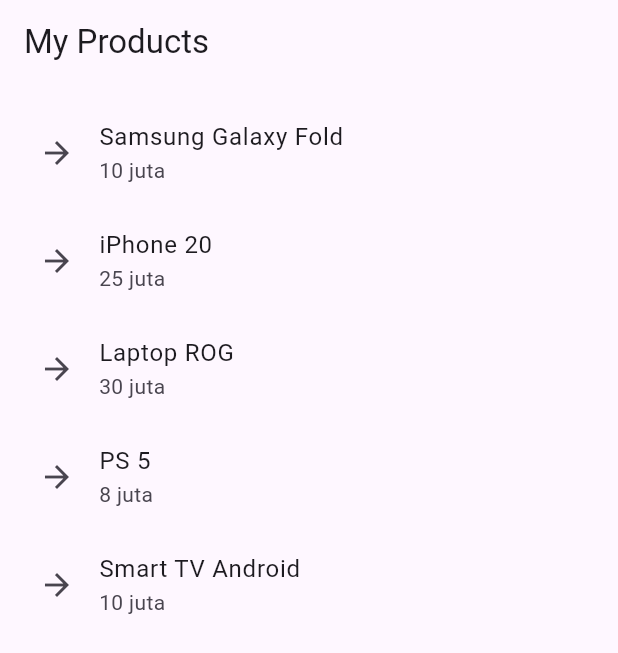
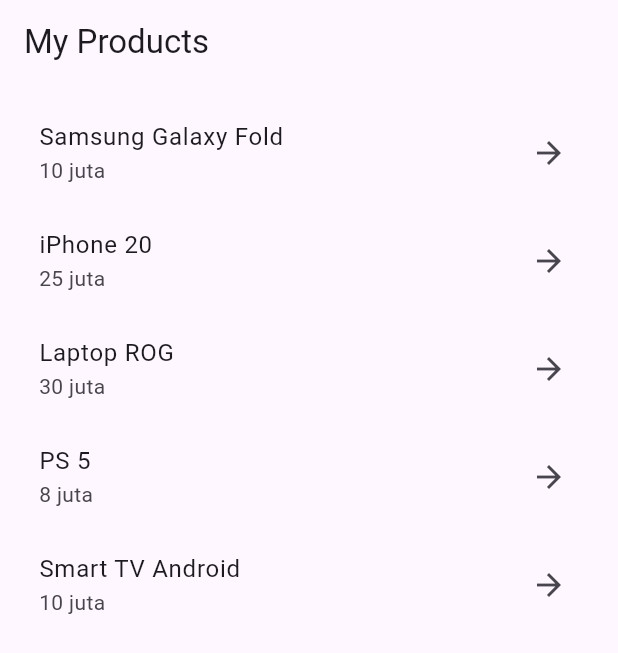
Before and after one commit to AjiSuryawan/belajarflutter11pplg3, a Flutter app: the screen it shows after launch, on a phone screen of 412 x 824 dp. Shown: the top 653 px of the screen. Run offline on Flutter 3.47's test engine with Material 3 defaults, Android fonts, the phone set to English and light mode, and no system bars; our stand-ins replace get.

Commit message:
nambah while

```diff
--- a/lib/pages/list_produk_page.dart
+++ b/lib/pages/list_produk_page.dart
@@ -18,10 +18,16 @@
           itemCount: controller.listProduk.length,
           itemBuilder: (context, index) {
             final produk = controller.listProduk[index];
-            return ListTile(
-              title: Text(produk.namaProduk),
-              subtitle: Text(produk.harga),
-              leading: Icon(Icons.arrow_forward),
+            return InkWell(
+              onTap: () {
+                // move to detail page
+                // get.to dan arguments
+              },
+              child: ListTile(
+                title: Text(produk.namaProduk),
+                subtitle: Text(produk.harga),
+                trailing: Icon(Icons.arrow_forward),
+              ),
             );
           },
         ),
```
